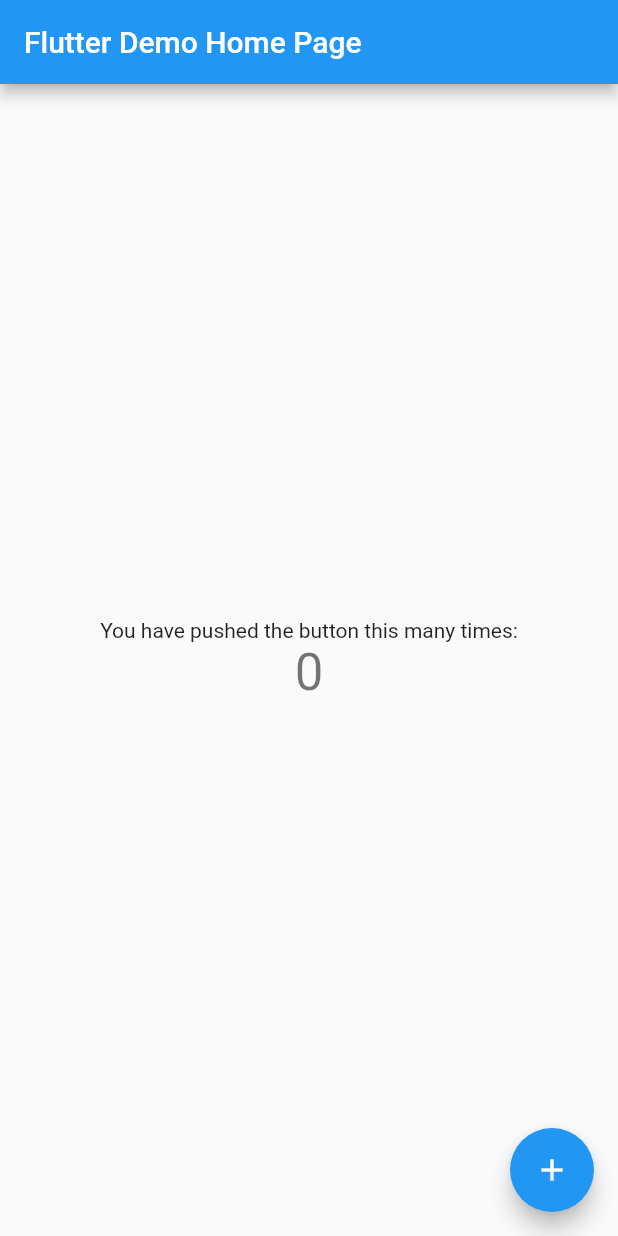
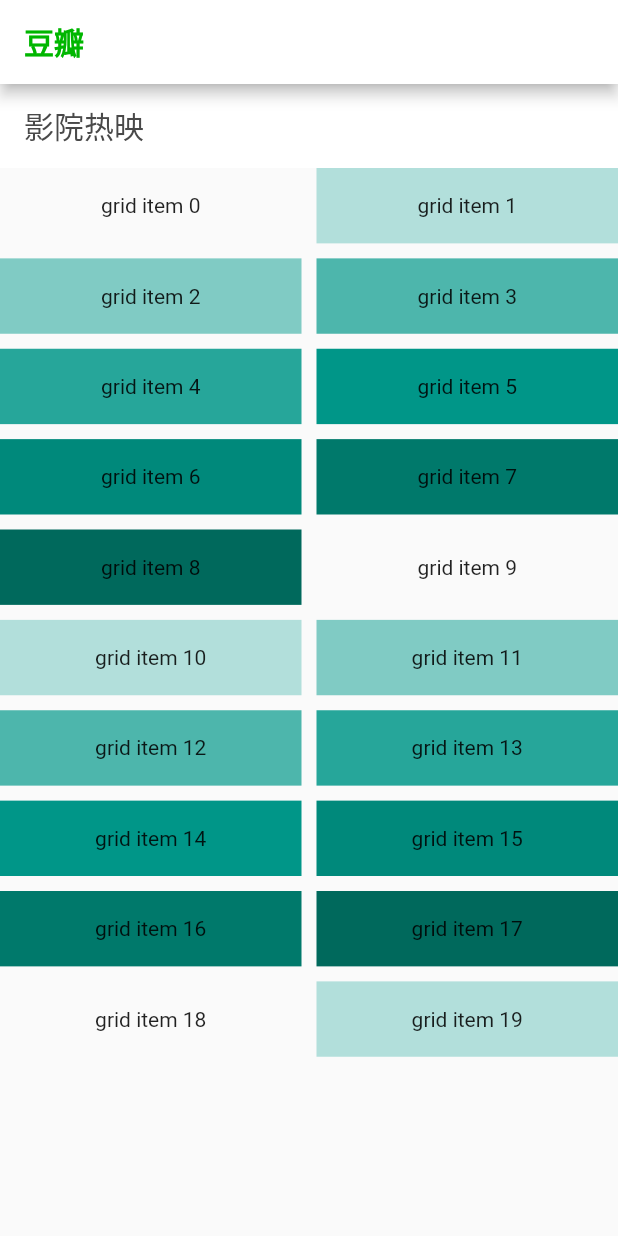
Before and after one commit to gaga-change/flutter_demo_douban, a Flutter app: the screen it shows after launch, on a phone screen of 412 x 824 dp. Run offline on Flutter 3.47's test engine with Material 2 defaults, Android fonts, the phone set to English and light mode, and no system bars.

Commit message:
首页结构

```diff
--- a/lib/main.dart
+++ b/lib/main.dart
@@ -1,4 +1,5 @@
 import 'package:flutter/material.dart';
+import './widget/HomePage.dart';
 
 void main() => runApp(MyApp());
 
@@ -9,103 +10,9 @@ class MyApp extends StatelessWidget {
     return MaterialApp(
       title: 'Flutter Demo',
       theme: ThemeData(
-        // This is the theme of your application.
-        //
-        // Try running your application with "flutter run". You'll see the
-        // application has a blue toolbar. Then, without quitting the app, try
-        // changing the primarySwatch below to Colors.green and then invoke
-        // "hot reload" (press "r" in the console where you ran "flutter run",
-        // or simply save your changes to "hot reload" in a Flutter IDE).
-        // Notice that the counter didn't reset back to zero; the application
-        // is not restarted.
         primarySwatch: Colors.blue,
       ),
-      home: MyHomePage(title: 'Flutter Demo Home Page'),
+      home: HomePage(),
     );
   }
 }
-
-class MyHomePage extends StatefulWidget {
-  MyHomePage({Key key, this.title}) : super(key: key);
-
-  // This widget is the home page of your application. It is stateful, meaning
-  // that it has a State object (defined below) that contains fields that affect
-  // how it looks.
-
-  // This class is the configuration for the state. It holds the values (in this
-  // case the title) provided by the parent (in this case the App widget) and
-  // used by the build method of the State. Fields in a Widget subclass are
-  // always marked "final".
-
-  final String title;
-
-  @override
-  _MyHomePageState createState() => _MyHomePageState();
-}
-
-class _MyHomePageState extends State<MyHomePage> {
-  int _counter = 0;
-
-  void _incrementCounter() {
-    setState(() {
-      // This call to setState tells the Flutter framework that something has
-      // changed in this State, which causes it to rerun the build method below
-      // so that the display can reflect the updated values. If we changed
-      // _counter without calling setState(), then the build method would not be
-      // called again, and so nothing would appear to happen.
-      _counter++;
-    });
-  }
-
-  @override
-  Widget build(BuildContext context) {
-    // This method is rerun every time setState is called, for instance as done
-    // by the _incrementCounter method above.
-    //
-    // The Flutter framework has been optimized to make rerunning build methods
-    // fast, so that you can just rebuild anything that needs updating rather
-    // than having to individually change instances of widgets.
-    return Scaffold(
-      appBar: AppBar(
-        // Here we take the value from the MyHomePage object that was created by
-        // the App.build method, and use it to set our appbar title.
-        title: Text(widget.title),
-      ),
-      body: Center(
-        // Center is a layout widget. It takes a single child and positions it
-        // in the middle of the parent.
-        child: Column(
-          // Column is also layout widget. It takes a list of children and
-          // arranges them vertically. By default, it sizes itself to fit its
-          // children horizontally, and tries to be as tall as its parent.
-          //
-          // Invoke "debug painting" (press "p" in the console, choose the
-          // "Toggle Debug Paint" action from the Flutter Inspector in Android
-          // Studio, or the "Toggle Debug Paint" command in Visual Studio Code)
-          // to see the wireframe for each widget.
-          //
-          // Column has various properties to control how it sizes itself and
-          // how it positions its children. Here we use mainAxisAlignment to
-          // center the children vertically; the main axis here is the vertical
-          // axis because Columns are vertical (the cross axis would be
-          // horizontal).
-          mainAxisAlignment: MainAxisAlignment.center,
-          children: <Widget>[
-            Text(
-              'You have pushed the button this many times:',
-            ),
-            Text(
-              '$_counter',
-              style: Theme.of(context).textTheme.display1,
-            ),
-          ],
-        ),
-      ),
-      floatingActionButton: FloatingActionButton(
-        onPressed: _incrementCounter,
-        tooltip: 'Increment',
-        child: Icon(Icons.add),
-      ), // This trailing comma makes auto-formatting nicer for build methods.
-    );
-  }
-}
--- /dev/null
+++ b/lib/widget/HomePage.dart
@@ -0,0 +1,52 @@
+import 'package:flutter/material.dart';
+
+class HomePage extends StatefulWidget {
+  _HomePage createState() => _HomePage();
+}
+
+class _HomePage extends State<HomePage> {
+  @override
+  Widget build(BuildContext context) {
+    return Scaffold(
+      appBar: AppBar(
+        backgroundColor: Colors.white,
+        title: Text(
+          '豆瓣',
+          style:
+              TextStyle(color: Color(0xff00b600), fontWeight: FontWeight.bold),
+        ),
+      ),
+      body: Container(
+          child: CustomScrollView(
+        slivers: <Widget>[
+          const SliverAppBar(
+            pinned: false,
+            title: Text(
+              '影院热映',
+              style: TextStyle(color: Color.fromRGBO(73, 73, 73, 1)),
+            ),
+            backgroundColor: Colors.white,
+          ),
+          SliverGrid(
+            gridDelegate: SliverGridDelegateWithMaxCrossAxisExtent(
+              maxCrossAxisExtent: 200.0,
+              mainAxisSpacing: 10.0,
+              crossAxisSpacing: 10.0,
+              childAspectRatio: 4.0,
+            ),
+            delegate: SliverChildBuilderDelegate(
+              (BuildContext context, int index) {
+                return Container(
+                  alignment: Alignment.center,
+                  color: Colors.teal[100 * (index % 9)],
+                  child: Text('grid item $index'),
+                );
+              },
+              childCount: 20,
+            ),
+          ),
+        ],
+      )),
+    );
+  }
+}
```
Also changed, not shown: lib/widget/DetailPage.dart (added).
